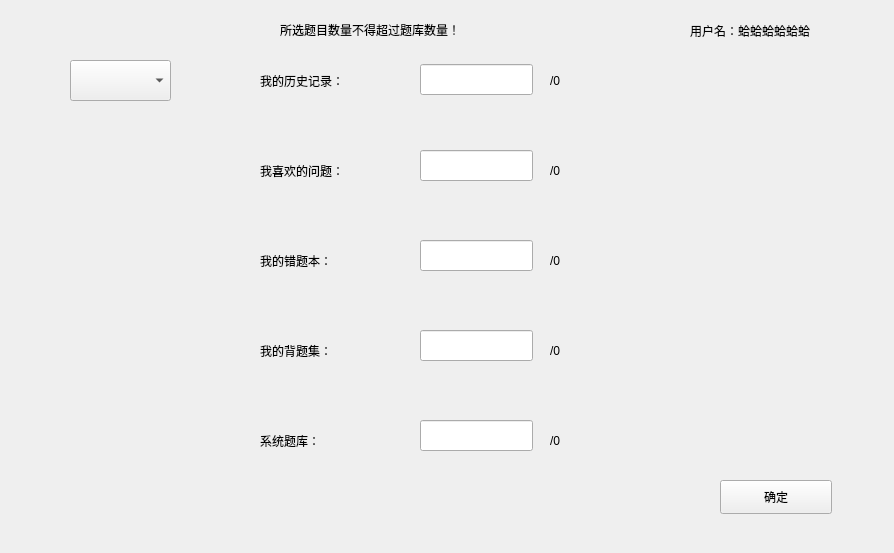
Old version of the form ui/PreForQuiz.ui in the repository Harahan/BUAA-python-programming-2022-summer.
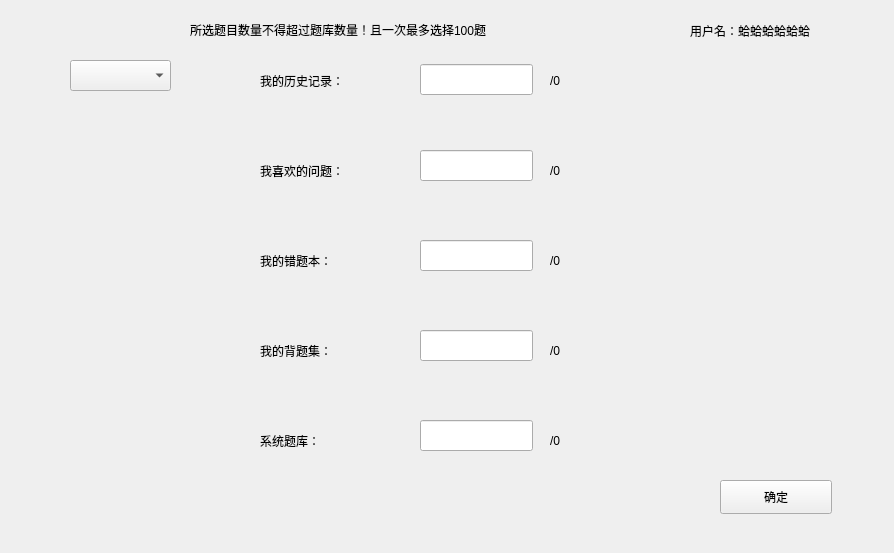
New version of the form.

The edit to the form file:
```diff
--- a/ui/PreForQuiz.ui
+++ b/ui/PreForQuiz.ui
@@ -19,7 +19,7 @@
      <x>70</x>
      <y>60</y>
      <width>101</width>
-     <height>41</height>
+     <height>31</height>
     </rect>
    </property>
    <property name="font">
@@ -279,9 +279,9 @@
   <widget class="QLabel" name="tipslabel">
    <property name="geometry">
     <rect>
-     <x>280</x>
+     <x>190</x>
      <y>20</y>
-     <width>311</width>
+     <width>461</width>
      <height>20</height>
     </rect>
    </property>
@@ -290,7 +290,7 @@
 </string>
    </property>
    <property name="text">
-    <string>所选题目数量不得超过题库数量！</string>
+    <string>所选题目数量不得超过题库数量！且一次最多选择100题</string>
    </property>
   </widget>
   <widget class="QLabel" name="userNamelabel">
```
